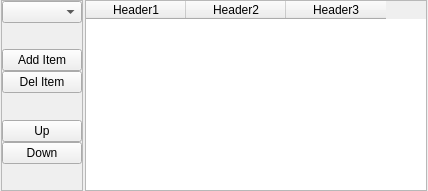
Before: the Qt Designer form appli/prodManager/ui/defaultSettingsWgt.ui in snaress/studio, drawn with Qt 5.
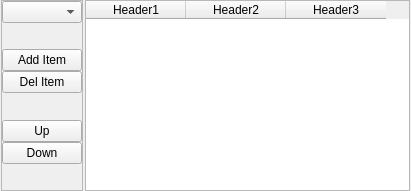
After: the same form once the commit is applied.

```diff
--- a/appli/prodManager/ui/defaultSettingsWgt.ui
+++ b/appli/prodManager/ui/defaultSettingsWgt.ui
@@ -6,7 +6,7 @@
    <rect>
     <x>0</x>
     <y>0</y>
-    <width>428</width>
+    <width>411</width>
     <height>191</height>
    </rect>
   </property>
```
